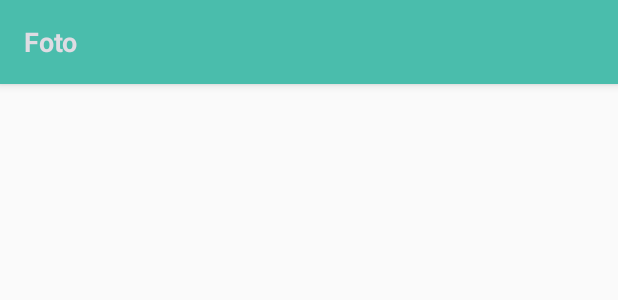
After one commit to ravelinejunior/PetgramApp, an Android app: the layout fragment_postagem_usuario.xml on its own in the app's theme, with its tools: preview values and no code run, on a phone screen of 412 x 824 dp. The commit adds this screen. Shown: the top 300 px of the screen. Run offline under Robolectric (Android 15) with nearby library versions, the phone set to English and light mode, and no system bars.

Commit message:
Fotos clicadas aparecem com os detalhes das fotos.

```diff
--- a/app/src/main/java/br/com/petgramapp/fragments/HomeFragment.java
+++ b/app/src/main/java/br/com/petgramapp/fragments/HomeFragment.java
@@ -33,9 +33,8 @@ public class HomeFragment extends Fragment {
 
     public AdapterFotoPostada adapterFotoPostada;
     private List<FotoPostada> fotoPostadaList;
-    RecyclerView recyclerViewHomeFragment;
+    private RecyclerView recyclerViewHomeFragment;
 
-    private Query homeFeedRef;
     private List<String> listaIdUsuarios = new ArrayList<>();
 
     @Override
--- a/app/src/main/res/layout/adapter_itens_foto.xml
+++ b/app/src/main/res/layout/adapter_itens_foto.xml
@@ -7,9 +7,9 @@
     <ImageView
         android:id="@+id/imagensPostadas_adapterFotos"
         android:layout_width="match_parent"
-        android:layout_height="300dp"
+        android:layout_height="175dp"
         android:scaleType="fitXY"
-        android:layout_margin="5dp"
+        android:layout_margin="1dp"
         />
 
 </RelativeLayout>
--- /dev/null
+++ b/app/src/main/res/layout/fragment_postagem_usuario.xml
@@ -0,0 +1,58 @@
+<?xml version="1.0" encoding="utf-8"?>
+<RelativeLayout
+    xmlns:android="http://schemas.android.com/apk/res/android"
+    xmlns:tools="http://schemas.android.com/tools"
+    android:layout_width="match_parent"
+    android:layout_height="match_parent"
+    tools:context=".fragments.PostagemUsuarioFragment">
+
+    <com.google.android.material.appbar.AppBarLayout
+        android:layout_width="match_parent"
+        android:layout_height="wrap_content"
+        android:background="@color/Azulnovo"
+        android:id="@+id/actionBar_fotosPostagemFragment_id">
+
+    <androidx.appcompat.widget.Toolbar
+        android:id="@+id/toolbar_fotosPostagemFragment_id"
+        android:layout_width="match_parent"
+        android:layout_height="wrap_content"
+        android:background="@color/azulPiscina"
+        >
+
+    <RelativeLayout
+        android:id="@+id/relativeLayout_fotosToolbar"
+        android:layout_width="wrap_content"
+        android:layout_height="match_parent">
+
+        <TextView
+            android:id="@+id/nomeUsuario_fotosPostagemFragment_id"
+            android:layout_width="match_parent"
+            android:layout_height="wrap_content"
+            android:textSize="18sp"
+            android:text="@string/foto"
+
+            android:textStyle="bold"
+            android:textColor="@color/Clean"
+            />
+
+
+
+    </RelativeLayout>
+
+
+    </androidx.appcompat.widget.Toolbar>
+
+    </com.google.android.material.appbar.AppBarLayout>
+
+    <androidx.recyclerview.widget.RecyclerView
+        android:id="@+id/recyclerView_fotoPostagemFragment"
+        android:layout_width="match_parent"
+        android:layout_height="wrap_content"
+        android:layout_below="@id/actionBar_fotosPostagemFragment_id"
+        >
+
+
+    </androidx.recyclerview.widget.RecyclerView>
+
+
+</RelativeLayout>
--- a/app/src/main/res/values/strings.xml
+++ b/app/src/main/res/values/strings.xml
@@ -44,6 +44,7 @@
     <string name="editar_petperfil">Editar PetPerfil</string>
     <string name="likes">Likes</string>
     <string name="seguidores">Seguidores</string>
+    <string name="foto">Foto</string>
 
 
 </resources>
```
Also changed, not shown: app/src/main/java/br/com/petgramapp/adapter/AdapterFotoPostada.java (+79 -3 lines), app/src/main/java/br/com/petgramapp/adapter/AdapterMinhasFotos.java (+13 -2 lines), app/src/main/java/br/com/petgramapp/fragments/PerfilFragment.java (+84 -1 lines), app/src/main/java/br/com/petgramapp/fragments/PostagemUsuarioFragment.java (added, +91 -0 lines).
